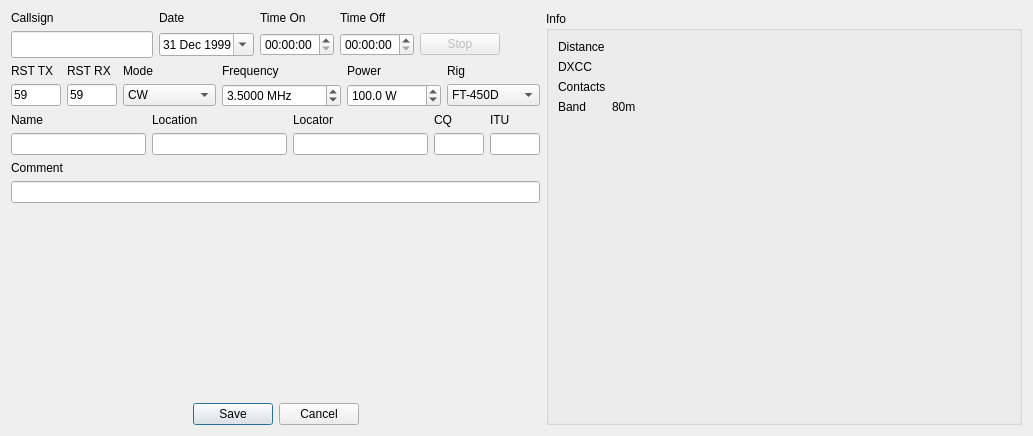
The window that newcontactwidget.ui (7h0ma5/OpenShack) describes before a commit, drawn with Qt 5.
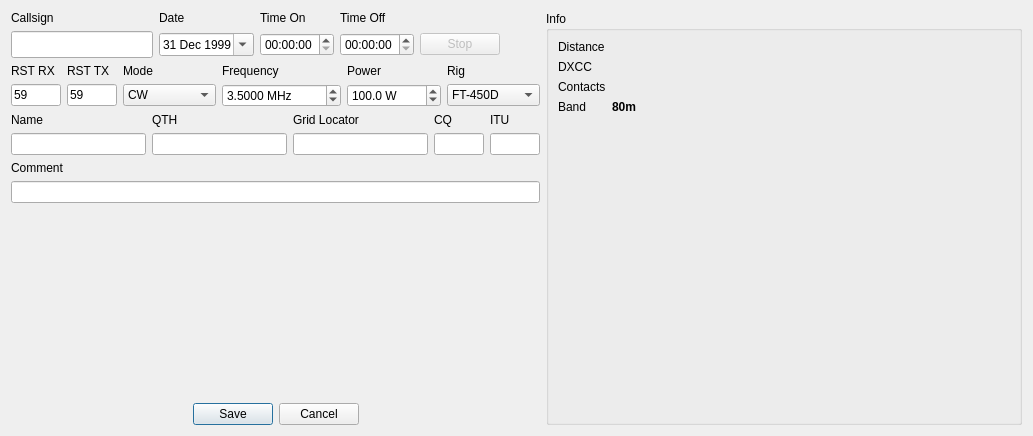
The same window after the commit.

What changed in the file:
```diff
--- a/newcontactwidget.ui
+++ b/newcontactwidget.ui
@@ -191,7 +191,7 @@
        <item row="0" column="1">
         <widget class="QLabel" name="txRstLabel">
          <property name="text">
-          <string>RST RX</string>
+          <string>RST TX</string>
          </property>
         </widget>
        </item>
@@ -217,7 +217,7 @@
        <item row="0" column="0">
         <widget class="QLabel" name="rxRstLabel">
          <property name="text">
-          <string>RST TX</string>
+          <string>RST RX</string>
          </property>
         </widget>
        </item>
@@ -341,14 +341,14 @@
        <item row="0" column="2">
         <widget class="QLabel" name="gridLabel">
          <property name="text">
-          <string>Locator</string>
+          <string>Grid Locator</string>
          </property>
         </widget>
        </item>
        <item row="0" column="1">
         <widget class="QLabel" name="locationLabel">
          <property name="text">
-          <string>Location</string>
+          <string>QTH</string>
          </property>
         </widget>
        </item>
@@ -500,6 +500,12 @@
       </item>
       <item row="3" column="1">
        <widget class="QLabel" name="bandText">
+        <property name="font">
+         <font>
+          <weight>75</weight>
+          <bold>true</bold>
+         </font>
+        </property>
         <property name="text">
          <string>80m</string>
         </property>
```
Left out of the diff: 44 changed lines with no effect on the pictures.
